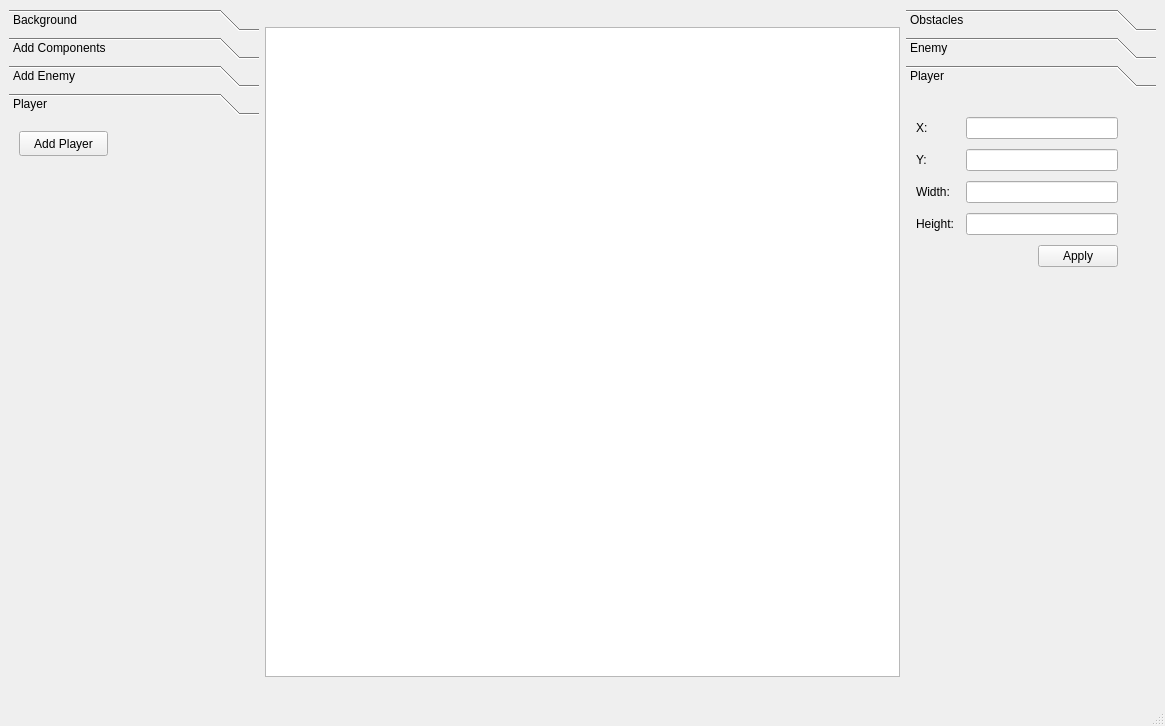
This is src/RS_game_engine/mainwindow.ui in MATF-RS20/RS017-qtgameengine as Qt 5 draws it before an edit. The edited form follows.
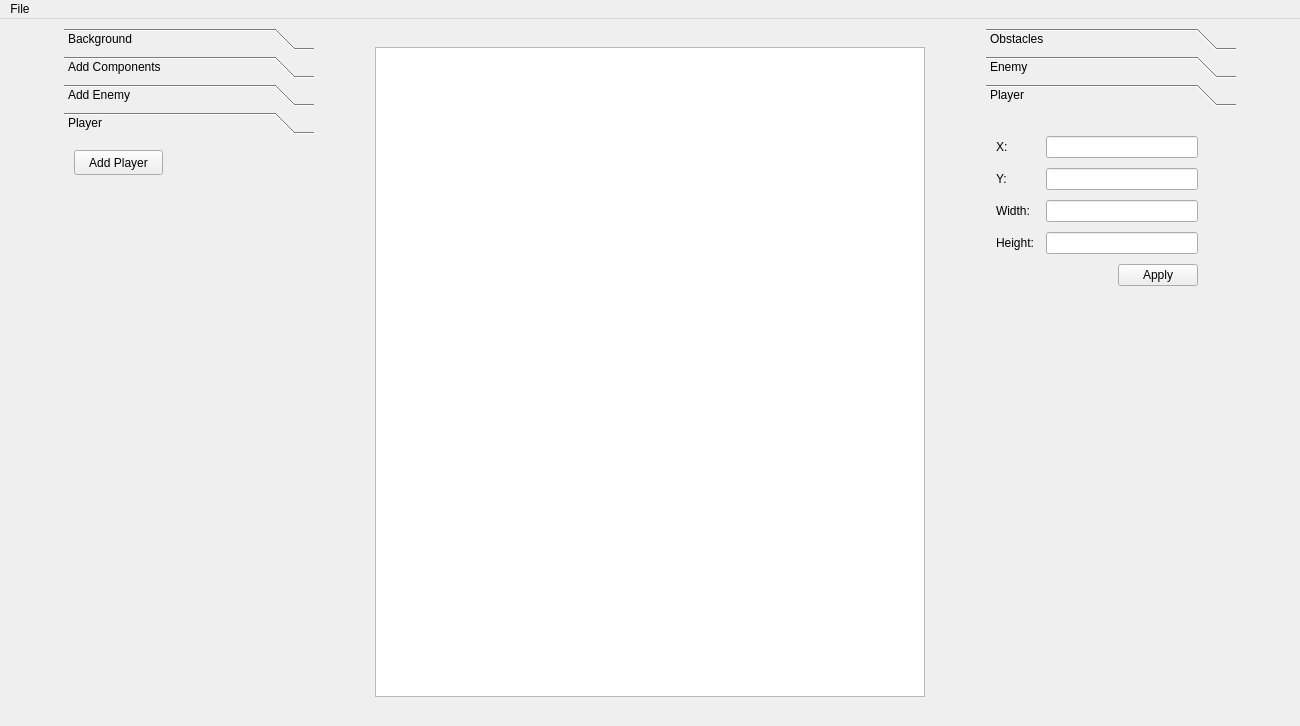
This is the edited form. The open tabs and pages were chosen to show the change.

```diff
--- a/src/RS_game_engine/mainwindow.ui
+++ b/src/RS_game_engine/mainwindow.ui
@@ -6,7 +6,7 @@
    <rect>
     <x>0</x>
     <y>0</y>
-    <width>1165</width>
+    <width>1300</width>
     <height>726</height>
    </rect>
   </property>
@@ -105,6 +105,14 @@
        </widget>
       </widget>
       <widget class="QWidget" name="page_6">
+       <property name="geometry">
+        <rect>
+         <x>0</x>
+         <y>0</y>
+         <width>250</width>
+         <height>562</height>
+        </rect>
+       </property>
        <attribute name="label">
         <string>Player</string>
        </attribute>
@@ -127,7 +135,7 @@
     <item>
      <widget class="QGraphicsView" name="gvMainScene">
       <property name="sizePolicy">
-       <sizepolicy hsizetype="Expanding" vsizetype="Fixed">
+       <sizepolicy hsizetype="MinimumExpanding" vsizetype="Fixed">
         <horstretch>0</horstretch>
         <verstretch>0</verstretch>
        </sizepolicy>
@@ -140,7 +148,7 @@
       </property>
       <property name="maximumSize">
        <size>
-        <width>16777215</width>
+        <width>550</width>
         <height>650</height>
        </size>
       </property>
@@ -151,6 +159,12 @@
     </item>
     <item>
      <widget class="QToolBox" name="tbComponentInfo">
+      <property name="sizePolicy">
+       <sizepolicy hsizetype="Expanding" vsizetype="Preferred">
+        <horstretch>0</horstretch>
+        <verstretch>0</verstretch>
+       </sizepolicy>
+      </property>
       <property name="maximumSize">
        <size>
         <width>250</width>
@@ -458,10 +472,18 @@
        </widget>
       </widget>
       <widget class="QWidget" name="page_7">
+       <property name="geometry">
+        <rect>
+         <x>0</x>
+         <y>0</y>
+         <width>250</width>
+         <height>593</height>
+        </rect>
+       </property>
        <attribute name="label">
         <string>Player</string>
        </attribute>
-       <widget class="QWidget" name="">
+       <widget class="QWidget" name="layoutWidget">
         <property name="geometry">
          <rect>
           <x>10</x>
@@ -587,12 +609,29 @@
     <rect>
      <x>0</x>
      <y>0</y>
-     <width>1165</width>
+     <width>1300</width>
      <height>22</height>
     </rect>
    </property>
+   <widget class="QMenu" name="menuFile">
+    <property name="title">
+     <string>File</string>
+    </property>
+    <addaction name="actionSave"/>
+    <addaction name="actionLoad"/>
+   </widget>
+   <addaction name="menuFile"/>
   </widget>
-  <widget class="QStatusBar" name="statusbar"/>
+  <action name="actionSave">
+   <property name="text">
+    <string>Save</string>
+   </property>
+  </action>
+  <action name="actionLoad">
+   <property name="text">
+    <string>Load</string>
+   </property>
+  </action>
  </widget>
  <resources/>
  <connections/>
```
Left out of the diff: 12 changed lines with no effect on the pictures.
